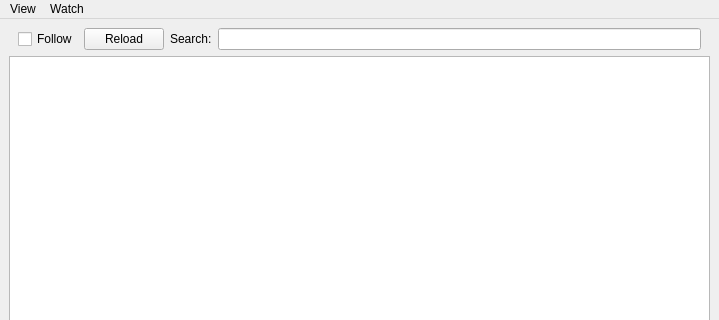
First picture: the form in lib/qtail_ui.ui, repository kg4ydw/noacli, before the edit; both pictures show x 0 to 719 and y 0 to 320 of the 719 by 507 pixel window.
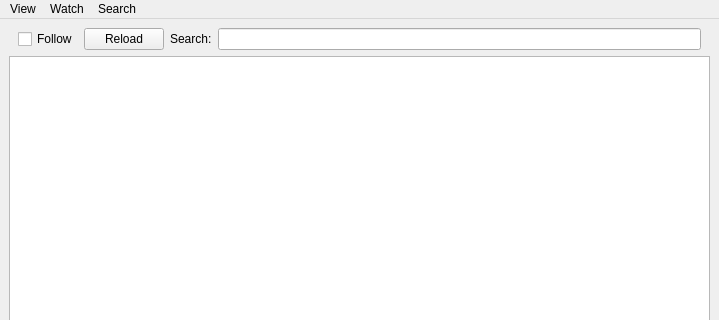
Second picture: the form after the edit. Custom widgets are drawn as their Qt base class.

Commit message: Add regular expression search support

```diff
--- a/lib/qtail_ui.ui
+++ b/lib/qtail_ui.ui
@@ -119,8 +119,17 @@
     <addaction name="actionAutorefresh"/>
     <addaction name="actionReload"/>
    </widget>
+   <widget class="QMenu" name="menuSearch">
+    <property name="title">
+     <string>Search</string>
+    </property>
+    <addaction name="actionUseRegEx"/>
+    <addaction name="actionCaseInsensitive"/>
+    <addaction name="actionUnicode"/>
+   </widget>
    <addaction name="menuView"/>
    <addaction name="menuMode"/>
+   <addaction name="menuSearch"/>
   </widget>
   <widget class="QStatusBar" name="statusbar"/>
   <action name="actionAdjust">
```
Left out of the diff: 30 changed lines with no effect on the pictures. The commit also changes 6 other files.
